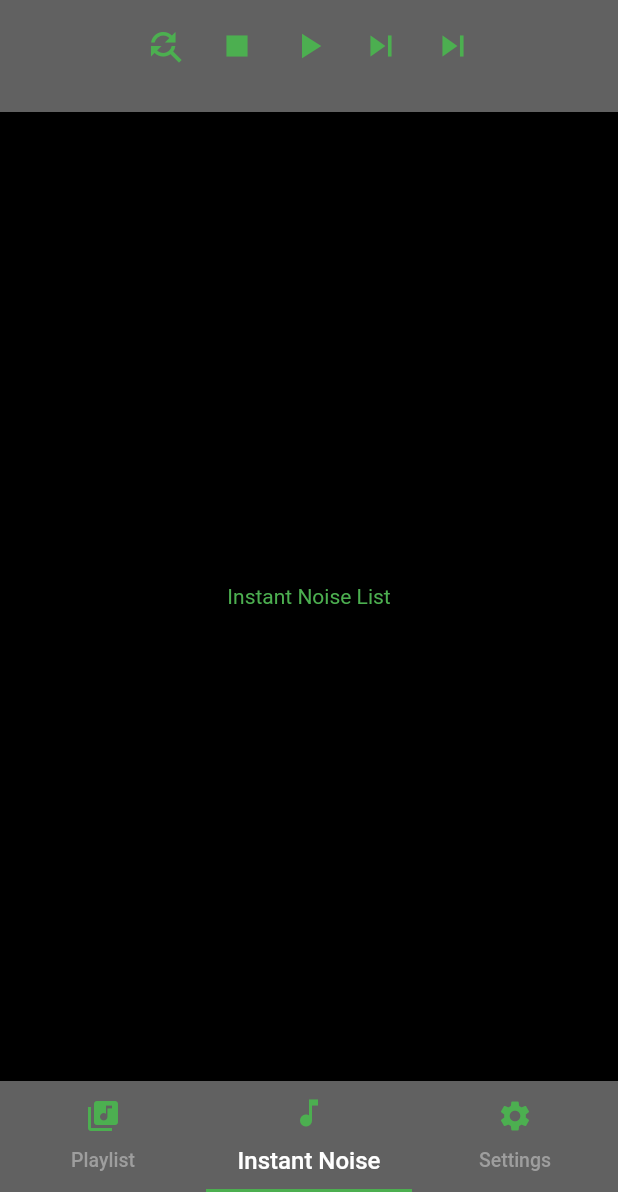
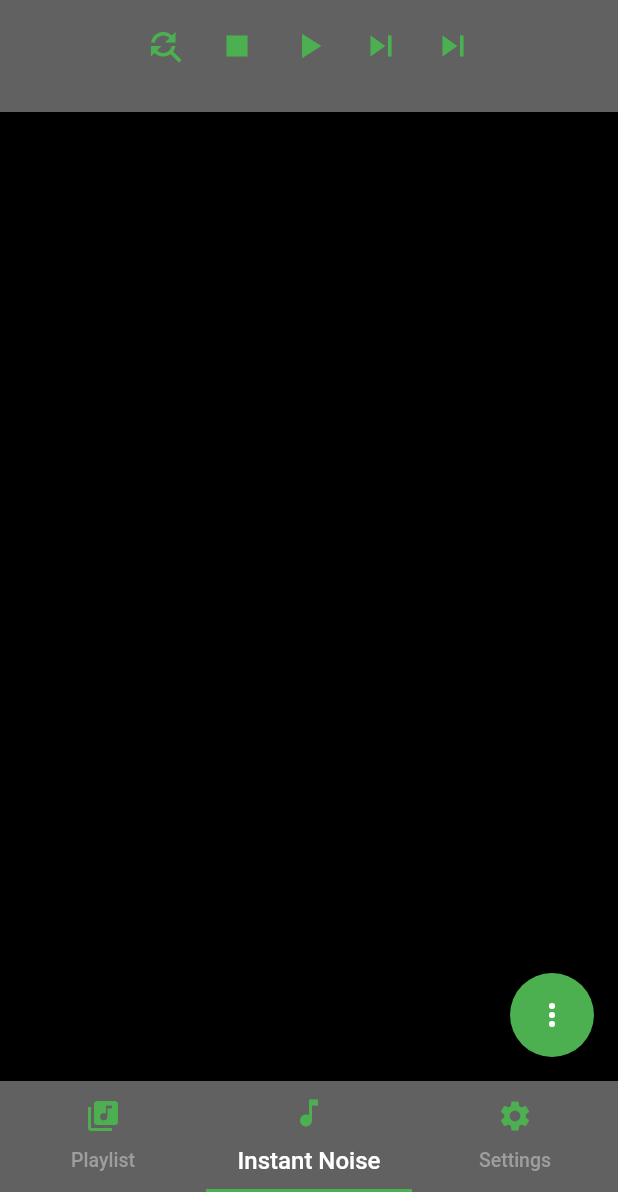
Before and after one commit to Dan7s/Sound_RP, a Flutter app: the screen it shows after launch, item 2 of the bottom bar chosen, on a phone screen of 412 x 824 dp, the part 44-1236 px from its top. Run offline on Flutter 3.47's test engine with Material 2 defaults, Android fonts, the phone set to English and light mode, and no system bars; our stand-ins replace audioplayers; missing offline and left inert: flutter_downloader, flutter_media_notification, receive_sharing_intent.

Commit message:
Adding first features to "Instant Noise" tab.

```diff
--- a/lib/tabs/noise.dart
+++ b/lib/tabs/noise.dart
@@ -1,23 +1,66 @@
 import 'package:flutter/material.dart';
+import 'package:flutter_downloader/flutter_downloader.dart';
 
-class NoiseTab extends StatelessWidget {
+class NoiseTab extends StatefulWidget {
 	@override
-	Widget build(BuildContext context) {
+	NoiseState createState() => NoiseState();
+}
+
+List<Noise> noises = [];
+int idCounterN = 0;
+
+class NoiseState extends State<NoiseTab> with AutomaticKeepAliveClientMixin<NoiseTab> {
+	// main noise tab obj
+	@override
+	bool get wantKeepAlive => true;
+
+	void initState() {
+		_initDownloader();
+		super.initState();
+	}
+
+	void _initDownloader() async {
+		WidgetsFlutterBinding.ensureInitialized();
+		await FlutterDownloader.initialize(
+				debug: true // optional: set false to disable printing logs to console
+		);
+	}
+
+	Widget build(BuildContext context){
 		return Scaffold(
-			backgroundColor: Colors.black,
-			body: Container(
-				child: Center(
-					child: Column(
-						mainAxisAlignment: MainAxisAlignment.center,
-						children: <Widget>[
-							Text(
-								'Instant Noise List',
-								style: TextStyle(color: Colors.green),
-							),
-						],
-					),
+				backgroundColor: Colors.black,
+				body: GridView.builder(
+						itemCount: noises.length,
+						gridDelegate: SliverGridDelegateWithFixedCrossAxisCount( crossAxisCount: 3,),
+						itemBuilder: (context, index) {
+								return Card(
+									color: Colors.grey[800],
+									child: Center( child: Text( noises[index].title, style: TextStyle(color: Colors.white)),),
+								);
+						},
 				),
-			),
+				floatingActionButton: FloatingActionButton(			//adding action button
+					onPressed: () async {
+						addNoise();
+						setState(() {});
+					},
+					child: Icon(Icons.more_vert),
+					tooltip: 'Add noise',
+					backgroundColor: Colors.green,
+				),
 		);
 	}
 }
+
+class Noise {
+	String title;
+	String path;
+	int id;
+
+	Noise(this.title, this.path, this.id);
+}
+
+void addNoise() {
+	noises.add(new Noise("Test " + idCounterN.toString(), "test", idCounterN));
+	idCounterN += 1;
+}
--- a/pubspec.yaml
+++ b/pubspec.yaml
@@ -29,6 +29,7 @@ dependencies:
   html: ^0.14.0+3
   receive_sharing_intent: ^1.4.0+2
   flutter_media_notification: ^1.2.6
+  flutter_downloader: ^1.4.4
 
 dev_dependencies:
   flutter_test:
```
Also changed, not shown: pubspec.lock.
